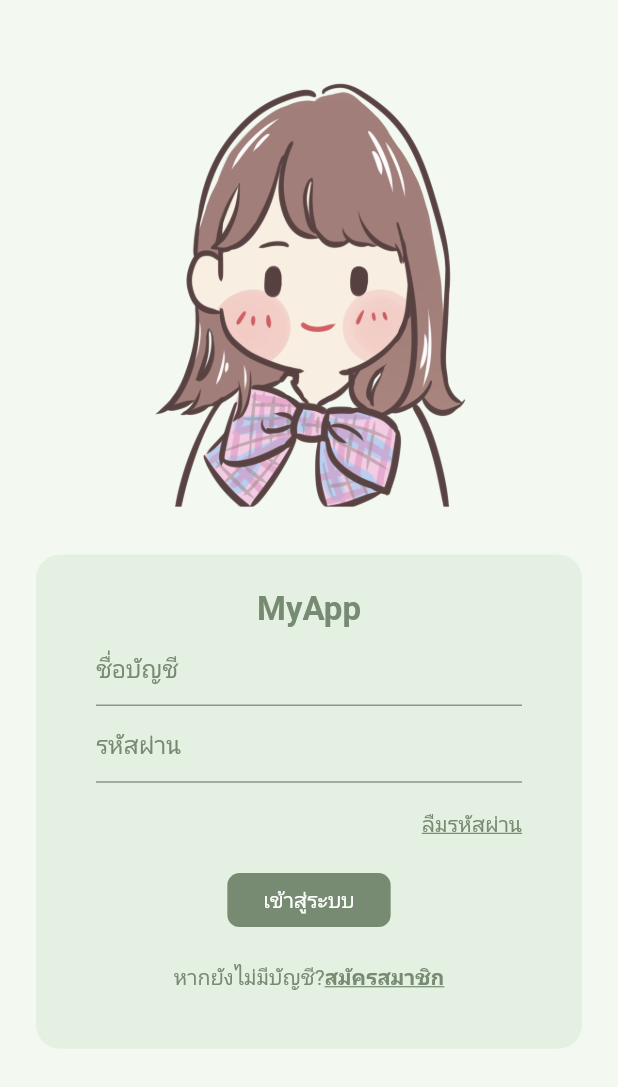
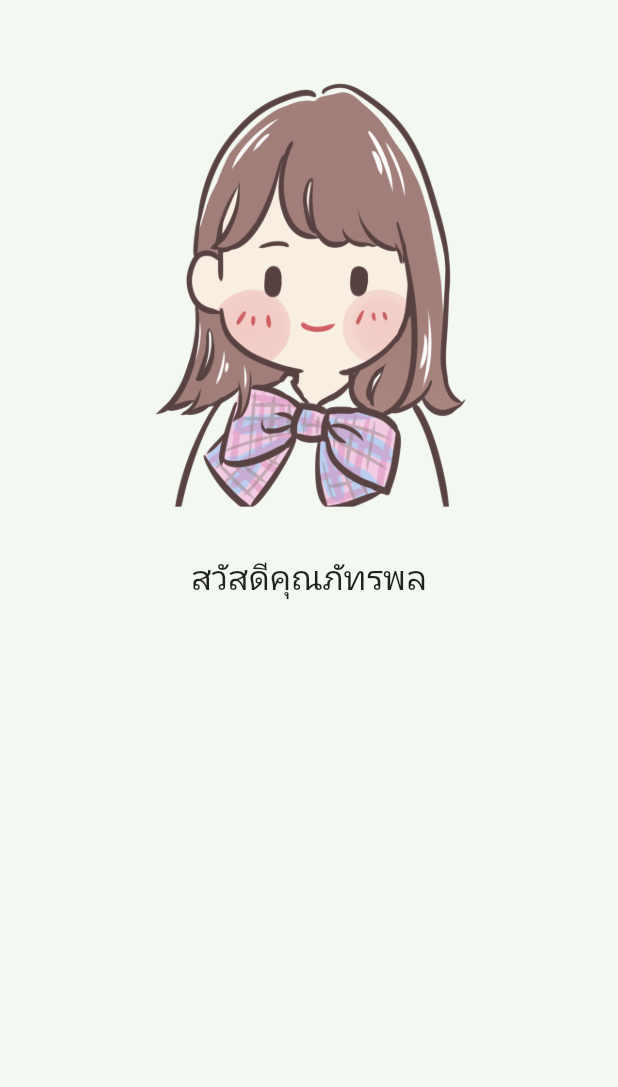
Before and after one commit to PattaraponLertratananont/simple_login, a Flutter app: the screen it shows after launch, after a tap on "เข้าสู่ระบบ", on a phone screen of 412 x 824 dp. Shown: the top 1087 px of the screen. Run offline on Flutter 3.47's test engine with Material 2 defaults, Android fonts, the phone set to English and light mode, and no system bars; our stand-ins replace google_fonts; Roboto replaces fonts that are missing (Kanit).

Commit message:
layout home screen

```diff
--- /dev/null
+++ b/lib/screens/home.dart
@@ -0,0 +1,31 @@
+import 'package:flutter/material.dart';
+import 'package:simple_login/const/color.dart';
+
+class HomeScreen extends StatelessWidget {
+  @override
+  Widget build(BuildContext context) {
+    return Scaffold(
+      backgroundColor: AppColors.background,
+      body: Container(
+        width: MediaQuery.of(context).size.width,
+        child: Column(
+          children: [
+            Container(
+              padding: EdgeInsets.only(top: 16, bottom: 24),
+              child: Image.asset(
+                "assets/cover.png",
+                height: MediaQuery.of(context).size.height * 0.4,
+              ),
+            ),
+            Text(
+              "สวัสดีคุณภัทรพล",
+              style: TextStyle(
+                fontSize: 22,
+              ),
+            )
+          ],
+        ),
+      ),
+    );
+  }
+}
--- a/lib/screens/login.dart
+++ b/lib/screens/login.dart
@@ -1,6 +1,7 @@
 import 'package:flutter/material.dart';
 import 'package:flutter/rendering.dart';
 import 'package:simple_login/const/color.dart';
+import 'package:simple_login/screens/home.dart';
 
 class LoginScreen extends StatelessWidget {
   const LoginScreen({Key? key}) : super(key: key);
@@ -102,7 +103,11 @@ class LoginScreen extends StatelessWidget {
                       ),
                     ),
                     ElevatedButton(
-                      onPressed: () {},
+                      onPressed: () {
+                        Navigator.of(context).push(MaterialPageRoute(
+                          builder: (context) => HomeScreen(),
+                        ));
+                      },
                       style: ButtonStyle(
                         padding: MaterialStateProperty.all(
                           EdgeInsets.symmetric(horizontal: 24, vertical: 0),
```
